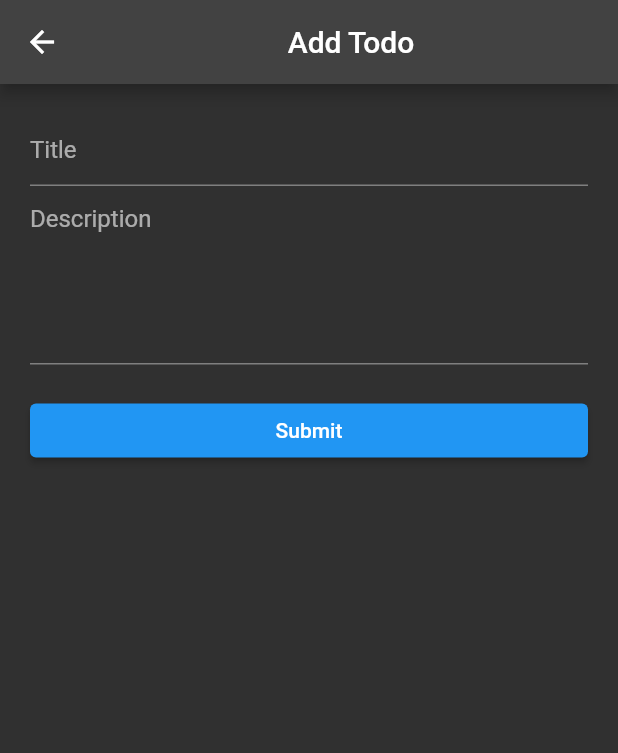
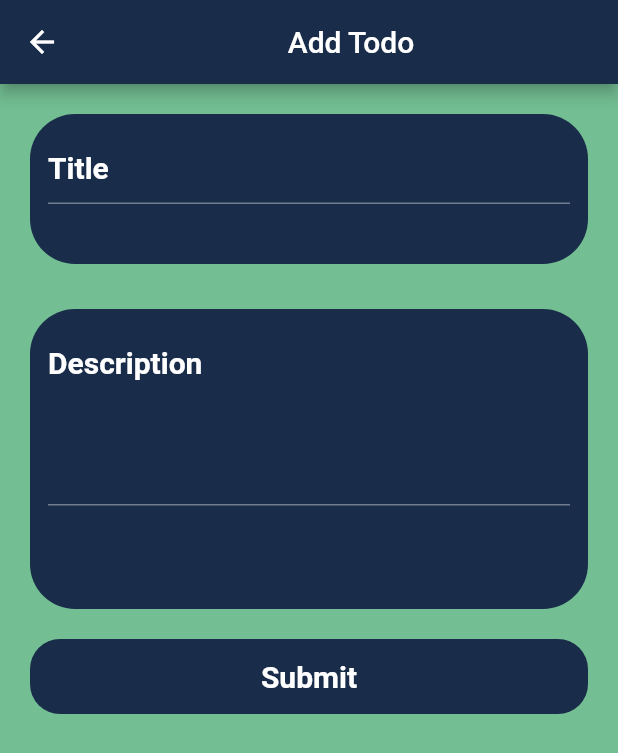
Before and after one commit to Aasimbhat/CRUD_Todo_App, a Flutter app: the AddTodoPage screen opened directly, on a phone screen of 412 x 824 dp. Shown: the top 753 px of the screen. Run offline on Flutter 3.47's test engine with Material 2 defaults, Android fonts, the phone set to English and light mode, and no system bars; our stand-ins replace get; network calls fail.

```diff
--- a/lib/screens/add_page.dart
+++ b/lib/screens/add_page.dart
@@ -14,67 +14,138 @@ class _AddTodoPageState extends State<AddTodoPage> {
   @override
   Widget build(BuildContext context) {
     return Scaffold(
+      backgroundColor: Color(0xFF73be93),
       appBar: AppBar(
+        backgroundColor: Color(0xFF192c49),
         title: Center(child: Text("Add Todo")),
       ),
       body: ListView(
         padding: const EdgeInsets.all(20),
         children: [
-          TextField(
+          Container(
+            padding: const EdgeInsets.all(12),
+            height: 100,
+            width: MediaQuery.of(context).size.width,
+            decoration: BoxDecoration(
+                borderRadius: BorderRadius.circular(30),
+                color: Color(0xFF192c49)),
+            child: TextField(
               controller: titleController,
-            decoration: InputDecoration(hintText: "Title"),
+              decoration: InputDecoration(
+                  hintText: "Title",
+                  hintStyle: TextStyle(
+                      color: Colors.white,
+                      fontWeight: FontWeight.bold,
+                      fontSize: 20)),
             ),
-          TextField(
+          ),
+          SizedBox(
+            height: 30,
+          ),
+          Container(
+            padding: const EdgeInsets.all(12),
+            height: 200,
+            width: MediaQuery.of(context).size.width,
+            decoration: BoxDecoration(
+                borderRadius: BorderRadius.circular(30),
+                color: Color(0xFF192c49)),
+            child: TextField(
               controller: descriptionController,
               decoration: InputDecoration(
                 hintText: "Description",
+                 hintStyle: TextStyle(
+                      color: Colors.white,
+                      fontWeight: FontWeight.bold,
+                      fontSize: 20)
               ),
               keyboardType: TextInputType.multiline,
               minLines: 5,
               maxLines: 8,
             ),
+          ),
           SizedBox(
             height: 20,
           ),
-          ElevatedButton(onPressed: () {
+          InkWell(
+            onTap: (){
               submitData();
-          }, child: Text("Submit"))
+            },
+            child: Container(
+              height: 50,
+              width: MediaQuery.of(context).size.width,
+              decoration: BoxDecoration(
+                borderRadius: BorderRadius.circular(20),
+                color: Color(0xFF192c49),
+
+              ),
+              child: Center(
+                child: Text("Submit",
+                style: TextStyle(
+                          color: Colors.white,
+                          fontWeight: FontWeight.bold,
+                          fontSize: 20),
+                ),
+              ),
+            ),
+          ),
+          // ElevatedButton(
+
+          //     onPressed: () {
+          //       submitData();
+          //     },
+          //     child: Text("Submit"))
         ],
       ),
     );
   }
 
-  Future <void> submitData() async{
+  Future<void> submitData() async {
     final title = titleController.text;
     final description = descriptionController.text;
     final body = {
-      "title": title, "description": description, "is_completed": false,
-
+      "title": title,
+      "description": description,
+      "is_completed": false,
     };
-    final url ="https://api.nstack.in/v1/todos";
-    final uri=Uri.parse(url);
-    final response =await http.post(uri,body:jsonEncode(body),
-    headers: {"Content-Type":"application/json"}
-    );
-    if(response.statusCode==201){
-      titleController.text="";
-      descriptionController.text="";
+    final url = "https://api.nstack.in/v1/todos";
+    final uri = Uri.parse(url);
+    final response = await http.post(uri,
+        body: jsonEncode(body), headers: {"Content-Type": "application/json"});
+    if (response.statusCode == 201) {
+      titleController.text = "";
+      descriptionController.text = "";
       showSuccessMessage("Creation Succcess");
-
-    }else{
+    } else {
       showErrorMessage("Creation Failed");
-
+    }
   }
 
-
-  }
-  void showSuccessMessage(String message){
-    final snackBar=SnackBar(content: Text("Creation Success"));
+  void showSuccessMessage(String message) {
+    final snackBar = SnackBar(
+      content: Container(
+        height: 50,
+        child: Text(
+          "Creation Success",
+          style: TextStyle(
+              color: Colors.white, fontWeight: FontWeight.bold, fontSize: 20),
+        ),
+      ),
+      backgroundColor: Color(0xFF192c49),
+    );
     ScaffoldMessenger.of(context).showSnackBar(snackBar);
   }
 
-   void showErrorMessage(String message){
-    final snackBar=SnackBar(content: Text("Error"));
+  void showErrorMessage(String message) {
+    final snackBar = SnackBar(
+      content: Text(
+        "Please Type In Something :)",
+        style: TextStyle(
+          color: Colors.white,
+          fontWeight: FontWeight.bold,
+        ),
+      ),
+      backgroundColor: Colors.redAccent,
+    );
     ScaffoldMessenger.of(context).showSnackBar(snackBar);
   }
 }
```
Also changed, not shown: lib/screens/todo_list.dart (+82 -9 lines). Lines whose indentation alone changed are shown as unchanged.
